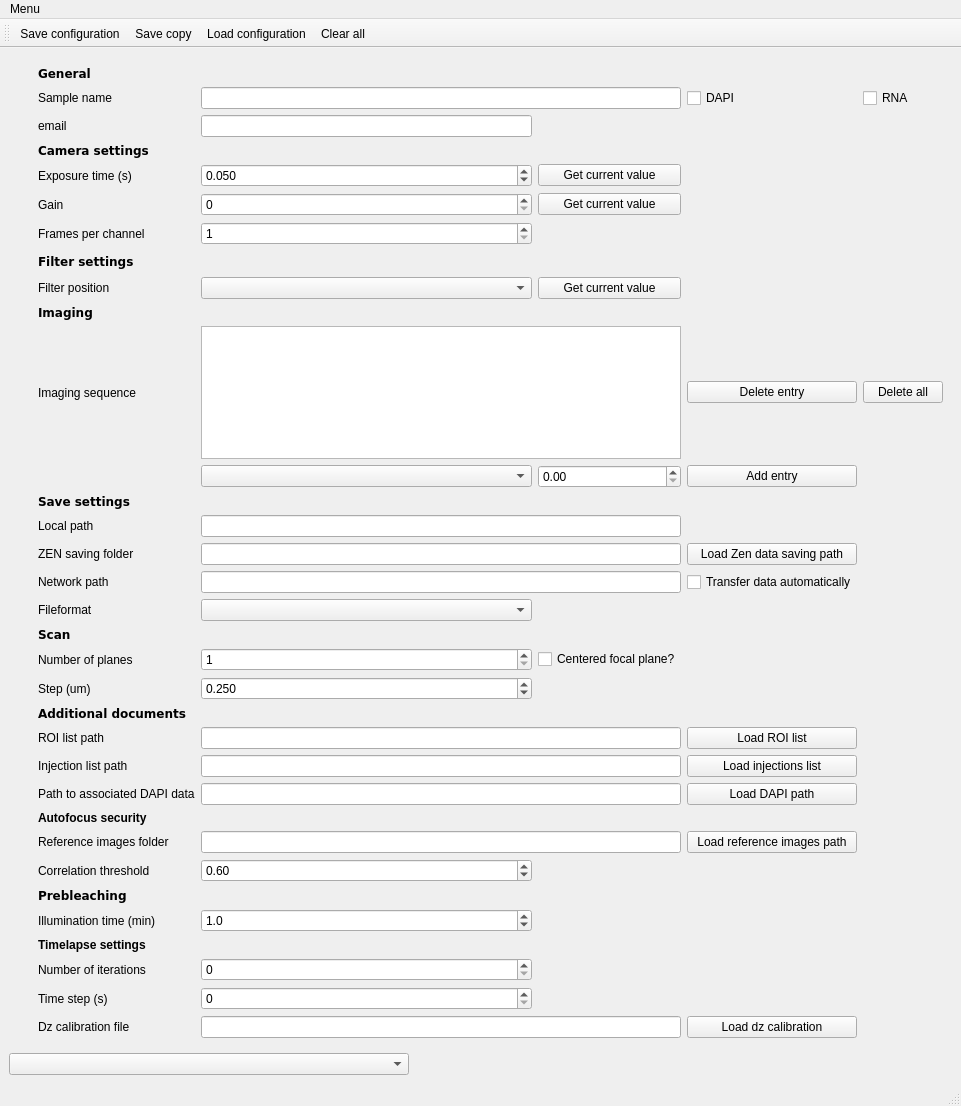
This is src/qudi/gui/experiments_setup/ui_exp_configurator.ui in NollmannLab/qudi-core-HiM as Qt 5 draws it before an edit. The edited form follows.
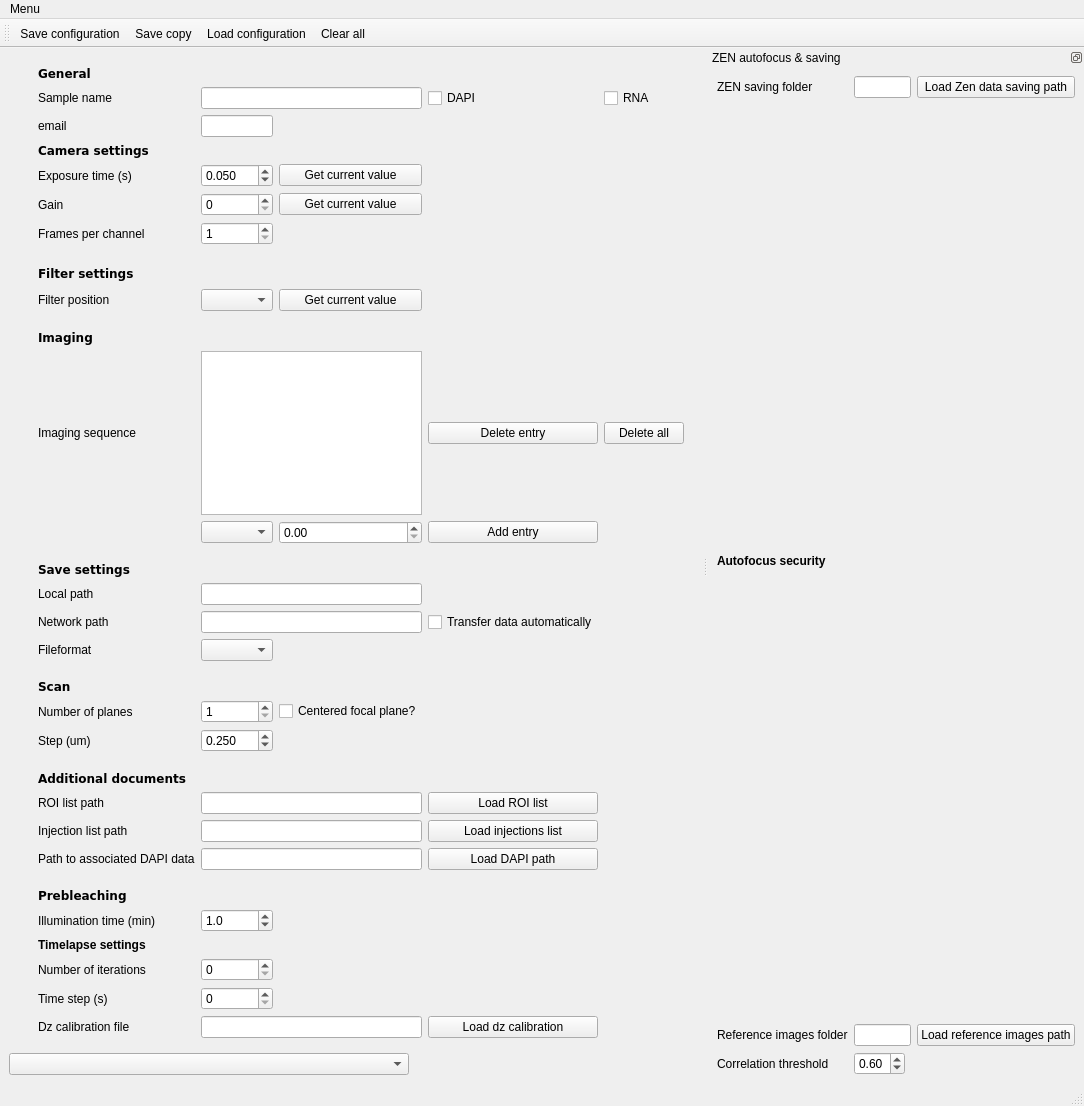
This is the edited form.

Commit message: update experiment configurator for dedicated setup

```diff
--- a/src/qudi/gui/experiments_setup/ui_exp_configurator.ui
+++ b/src/qudi/gui/experiments_setup/ui_exp_configurator.ui
@@ -154,13 +154,6 @@
          </property>
         </spacer>
        </item>
-       <item row="36" column="1">
-        <widget class="QLabel" name="Correlation_threshold_Label">
-         <property name="text">
-          <string>Correlation threshold</string>
-         </property>
-        </widget>
-       </item>
        <item row="41" column="1">
         <widget class="QLabel" name="time_step_Label">
          <property name="text">
@@ -168,19 +161,6 @@
          </property>
         </widget>
        </item>
-       <item row="36" column="2">
-        <widget class="QDoubleSpinBox" name="Zen_correlation_DSpinBox">
-         <property name="maximum">
-          <double>1.000000000000000</double>
-         </property>
-         <property name="singleStep">
-          <double>0.010000000000000</double>
-         </property>
-         <property name="value">
-          <double>0.600000000000000</double>
-         </property>
-        </widget>
-       </item>
        <item row="10" column="1">
         <spacer name="verticalSpacer_2">
          <property name="orientation">
@@ -238,13 +218,6 @@
          </property>
         </widget>
        </item>
-       <item row="34" column="4">
-        <widget class="QPushButton" name="reference_images_pushButton">
-         <property name="text">
-          <string>Load reference images path</string>
-         </property>
-        </widget>
-       </item>
        <item row="18" column="1">
         <widget class="QLabel" name="save_settings_Label">
          <property name="font">
@@ -405,13 +378,6 @@
        <item row="19" column="2" colspan="2">
         <widget class="QLineEdit" name="save_path_LineEdit"/>
        </item>
-       <item row="34" column="1">
-        <widget class="QLabel" name="reference_image_folder_Label">
-         <property name="text">
-          <string>Reference images folder</string>
-         </property>
-        </widget>
-       </item>
        <item row="4" column="1">
         <widget class="QLabel" name="exposure_Label">
          <property name="text">
@@ -486,9 +452,6 @@
          </property>
         </widget>
        </item>
-       <item row="34" column="2" colspan="2">
-        <widget class="QLineEdit" name="reference_images_lineEdit"/>
-       </item>
        <item row="30" column="4">
         <widget class="QPushButton" name="load_injections_PushButton">
          <property name="text">
@@ -550,19 +513,6 @@
          </property>
         </widget>
        </item>
-       <item row="33" column="1">
-        <widget class="QLabel" name="Autofocus_security_Label">
-         <property name="font">
-          <font>
-           <weight>75</weight>
-           <bold>true</bold>
-          </font>
-         </property>
-         <property name="text">
-          <string>Autofocus security</string>
-         </property>
-        </widget>
-       </item>
        <item row="22" column="2">
         <widget class="QComboBox" name="fileformat_ComboBox"/>
        </item>
@@ -676,23 +626,6 @@
          </property>
         </widget>
        </item>
-       <item row="20" column="4">
-        <widget class="QPushButton" name="Zen_saving_folder_pushButton">
-         <property name="text">
-          <string>Load Zen data saving path</string>
-         </property>
-        </widget>
-       </item>
-       <item row="20" column="2" colspan="2">
-        <widget class="QLineEdit" name="Zen_saving_folder_lineEdit"/>
-       </item>
-       <item row="20" column="1">
-        <widget class="QLabel" name="Zen_saving_folder_Label">
-         <property name="text">
-          <string>ZEN saving folder</string>
-         </property>
-        </widget>
-       </item>
       </layout>
      </widget>
     </item>
@@ -708,6 +641,88 @@
     </item>
    </layout>
   </widget>
+  <widget class="QDockWidget" name="zen_autofocus_saving_DockWidget">
+   <property name="features">
+    <set>QDockWidget::DockWidgetFloatable|QDockWidget::DockWidgetMovable</set>
+   </property>
+   <property name="windowTitle">
+    <string>ZEN autofocus &amp; saving</string>
+   </property>
+   <attribute name="dockWidgetArea">
+    <number>2</number>
+   </attribute>
+   <widget class="QWidget" name="zen_autofocus_saving_DockWidgetContents">
+    <layout class="QGridLayout" name="zen_autofocus_saving_gridLayout">
+     <item row="0" column="0">
+      <widget class="QLabel" name="Zen_saving_folder_Label">
+       <property name="text">
+        <string>ZEN saving folder</string>
+       </property>
+      </widget>
+     </item>
+     <item row="0" column="1" colspan="2">
+      <widget class="QLineEdit" name="Zen_saving_folder_lineEdit"/>
+     </item>
+     <item row="0" column="3">
+      <widget class="QPushButton" name="Zen_saving_folder_pushButton">
+       <property name="text">
+        <string>Load Zen data saving path</string>
+       </property>
+      </widget>
+     </item>
+     <item row="1" column="0" colspan="4">
+      <widget class="QLabel" name="Autofocus_security_Label">
+       <property name="font">
+        <font>
+         <weight>75</weight>
+         <bold>true</bold>
+        </font>
+       </property>
+       <property name="text">
+        <string>Autofocus security</string>
+       </property>
+      </widget>
+     </item>
+     <item row="2" column="0">
+      <widget class="QLabel" name="reference_image_folder_Label">
+       <property name="text">
+        <string>Reference images folder</string>
+       </property>
+      </widget>
+     </item>
+     <item row="2" column="1" colspan="2">
+      <widget class="QLineEdit" name="reference_images_lineEdit"/>
+     </item>
+     <item row="2" column="3">
+      <widget class="QPushButton" name="reference_images_pushButton">
+       <property name="text">
+        <string>Load reference images path</string>
+       </property>
+      </widget>
+     </item>
+     <item row="3" column="0">
+      <widget class="QLabel" name="Correlation_threshold_Label">
+       <property name="text">
+        <string>Correlation threshold</string>
+       </property>
+      </widget>
+     </item>
+     <item row="3" column="1">
+      <widget class="QDoubleSpinBox" name="Zen_correlation_DSpinBox">
+       <property name="maximum">
+        <double>1.000000000000000</double>
+       </property>
+       <property name="singleStep">
+        <double>0.010000000000000</double>
+       </property>
+       <property name="value">
+        <double>0.600000000000000</double>
+       </property>
+      </widget>
+     </item>
+    </layout>
+   </widget>
+  </widget>
   <widget class="QMenuBar" name="menubar">
    <property name="geometry">
     <rect>
```
The commit also changes 2 other files.
